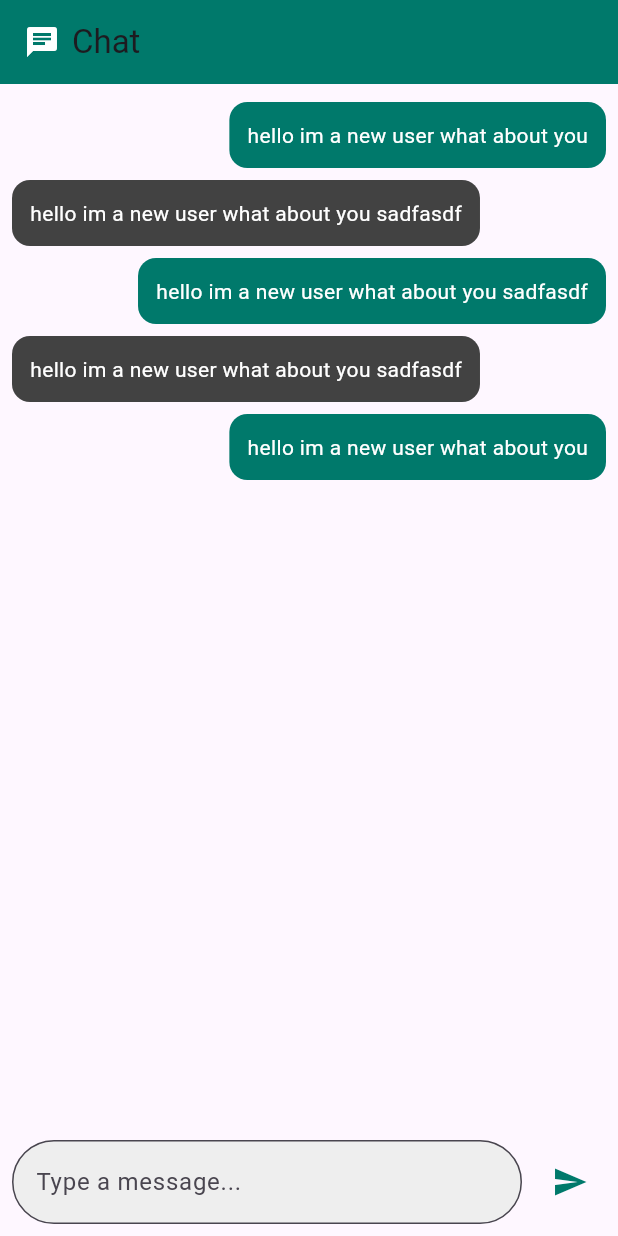
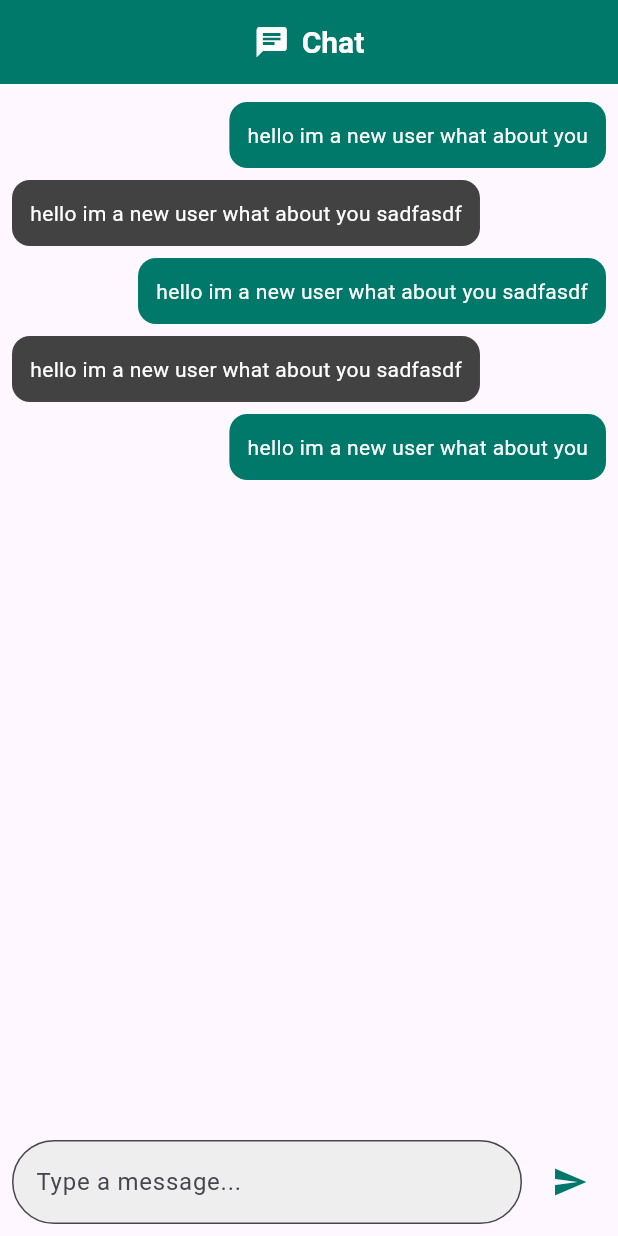
Before and after one commit to elshaarawy7/chat-App, a Flutter app: the ChatScreen screen opened directly, on a phone screen of 412 x 824 dp. Run offline on Flutter 3.47's test engine with Material 3 defaults, Android fonts, the phone set to English and light mode, and no system bars; our stand-ins replace flutter_login.

Commit message:
add firebase_core

```diff
--- a/lib/pages/home_screan.dart
+++ b/lib/pages/home_screan.dart
@@ -14,10 +14,15 @@ class ChatScreen extends StatelessWidget {
     return Scaffold(
       appBar: AppBar(
         title: const Row(
+          mainAxisAlignment: MainAxisAlignment.center,
           children: [
             Icon(Icons.chat, color: Colors.white),
             SizedBox(width: 8),
-            Text("Chat"),
+            Text("Chat" , style: TextStyle(
+              color: Colors.white ,
+              fontSize: 20 ,
+              fontWeight: FontWeight.bold,
+            ),),
           ],
         ),
         centerTitle: true,
--- a/lib/pages/logIn.dart
+++ b/lib/pages/logIn.dart
@@ -29,7 +29,7 @@ class LoginScreen extends StatelessWidget {
   @override
   Widget build(BuildContext context) {
     return FlutterLogin(
-      theme: LoginTheme(primaryColor: Colors.blue),
+      theme: LoginTheme(primaryColor: Colors.teal),
       onLogin: (data) => fetchUser(data, context), // تمرير الـ context
       onRecoverPassword: recoverPassword,
       onSignup: signup,
--- a/pubspec.yaml
+++ b/pubspec.yaml
@@ -38,6 +38,7 @@ dependencies:
   flutter_login: ^5.0.0
   font_awesome_flutter: ^10.8.0
   dashboard: ^0.0.4
+  firebase_core: ^3.11.0
 
 dev_dependencies:
   flutter_test:
```
Also changed, not shown: pubspec.lock, 3 other files.
